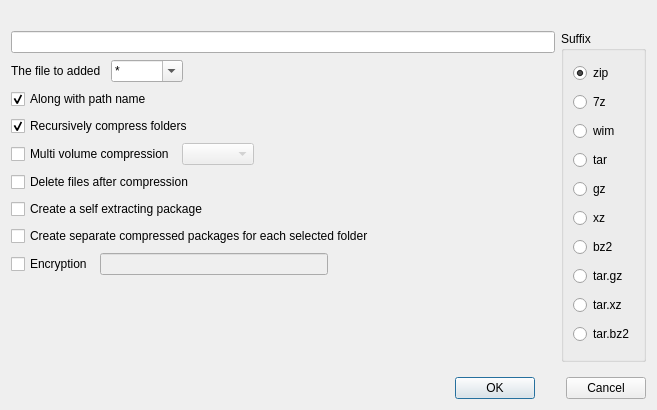
Qt form dialog/compressconfirmdialog.ui (flysnow010/flyscp) before a commit.
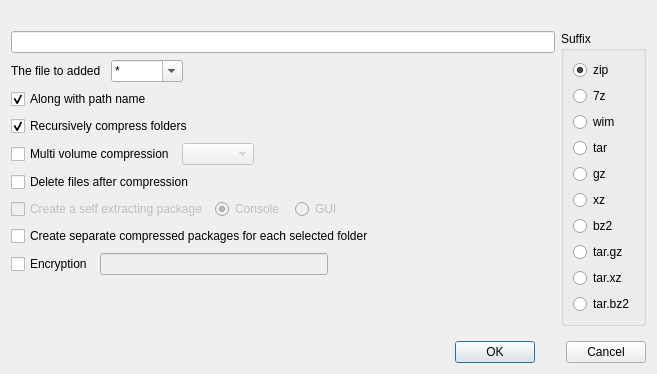
The same form after that commit.

Commit message: add SFX type

What changed in the file:
```diff
--- a/dialog/compressconfirmdialog.ui
+++ b/dialog/compressconfirmdialog.ui
@@ -7,7 +7,7 @@
     <x>0</x>
     <y>0</y>
     <width>657</width>
-    <height>410</height>
+    <height>351</height>
    </rect>
   </property>
   <property name="sizePolicy">
@@ -151,11 +151,57 @@
           </widget>
          </item>
          <item>
-          <widget class="QCheckBox" name="cbCreateSFX">
-           <property name="text">
-            <string>Create a self extracting package</string>
+          <layout class="QHBoxLayout" name="horizontalLayout_7">
+           <property name="topMargin">
+            <number>0</number>
            </property>
-          </widget>
+           <item>
+            <widget class="QCheckBox" name="cbCreateSFX">
+             <property name="enabled">
+              <bool>false</bool>
+             </property>
+             <property name="text">
+              <string>Create a self extracting package</string>
+             </property>
+            </widget>
+           </item>
+           <item>
+            <widget class="QRadioButton" name="rbConsoleSFX">
+             <property name="enabled">
+              <bool>false</bool>
+             </property>
+             <property name="text">
+              <string>Console </string>
+             </property>
+             <property name="checked">
+              <bool>true</bool>
+             </property>
+            </widget>
+           </item>
+           <item>
+            <widget class="QRadioButton" name="rbGUISFX">
+             <property name="enabled">
+              <bool>false</bool>
+             </property>
+             <property name="text">
+              <string>GUI </string>
+             </property>
+            </widget>
+           </item>
+           <item>
+            <spacer name="horizontalSpacer_5">
+             <property name="orientation">
+              <enum>Qt::Horizontal</enum>
+             </property>
+             <property name="sizeHint" stdset="0">
+              <size>
+               <width>40</width>
+               <height>20</height>
+              </size>
+             </property>
+            </spacer>
+           </item>
+          </layout>
          </item>
          <item>
           <widget class="QCheckBox" name="cbCompressSingle">
```
Left out of the diff: 24 changed lines with no effect on the pictures. The commit also changes 1 other file.
